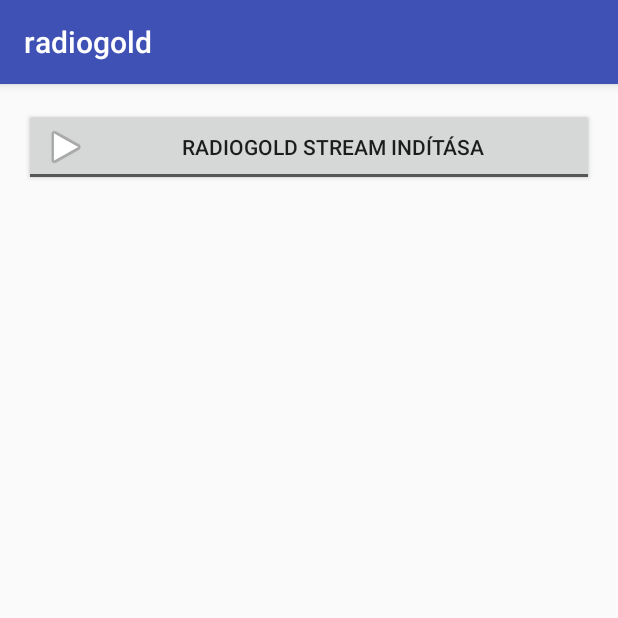
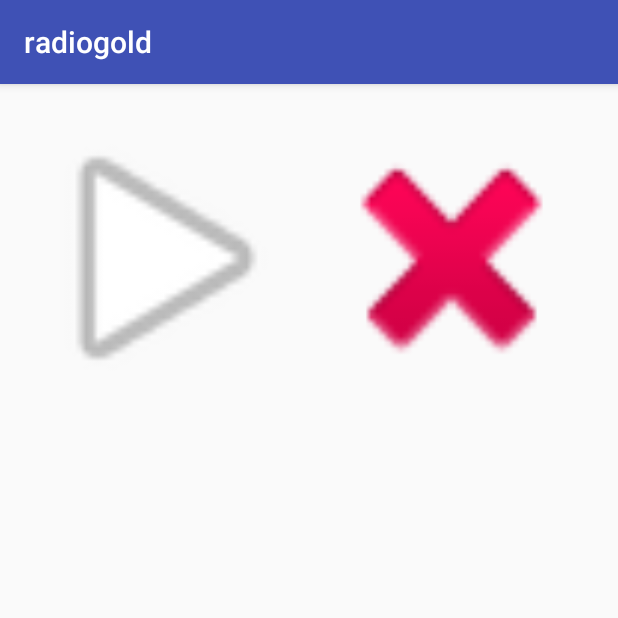
Before and after one commit to GeryBravo/radiogold, an Android app: the screen it shows after launch (MainActivity), on a phone screen of 412 x 824 dp, the top half of it. Run offline under Robolectric (Android 15) with nearby library versions, the phone set to English and light mode, and no system bars.

Commit message:
Activity changed

```diff
--- a/radiogold/app/src/main/res/layout/activity_main.xml
+++ b/radiogold/app/src/main/res/layout/activity_main.xml
@@ -9,16 +9,32 @@
     android:paddingTop="@dimen/activity_vertical_margin"
     tools:context="app.radiogold.radiogold.MainActivity">
 
-    <ToggleButton
-        android:layout_width="wrap_content"
-        android:layout_height="wrap_content"
-        android:textOff="@string/button_start_off_text"
-        android:textOn="@string/button_start_on_text"
-        android:id="@+id/buttonStartStream"
+    <LinearLayout
+        android:orientation="horizontal"
+        android:layout_width="match_parent"
+        android:layout_height="match_parent"
         android:layout_alignParentTop="true"
-        android:layout_alignParentLeft="true"
-        android:layout_alignParentStart="true"
-        android:layout_alignParentRight="true"
-        android:drawableLeft="@android:drawable/ic_media_play"
-        android:layout_alignParentEnd="true" />
+        android:weightSum="1">
+
+        <ToggleButton
+            android:layout_width="20dp"
+            android:layout_height="200dp"
+            android:id="@+id/buttonStartStream"
+            android:layout_alignParentTop="true"
+            android:layout_alignParentLeft="true"
+            android:layout_alignParentStart="true"
+            android:textOff=""
+            android:textOn=""
+            android:background="@android:drawable/ic_media_play"
+            android:layout_weight="0.50" />
+
+        <Button
+            android:layout_width="20dp"
+            android:layout_height="200dp"
+            android:id="@+id/buttonStop"
+            android:background="@android:drawable/ic_delete"
+            android:layout_weight="0.50"
+            />
+
+    </LinearLayout>
 </RelativeLayout>
```
Also changed, not shown: radiogold/app/src/main/java/app/radiogold/radiogold/MainActivity.java (+20 -1 lines).
